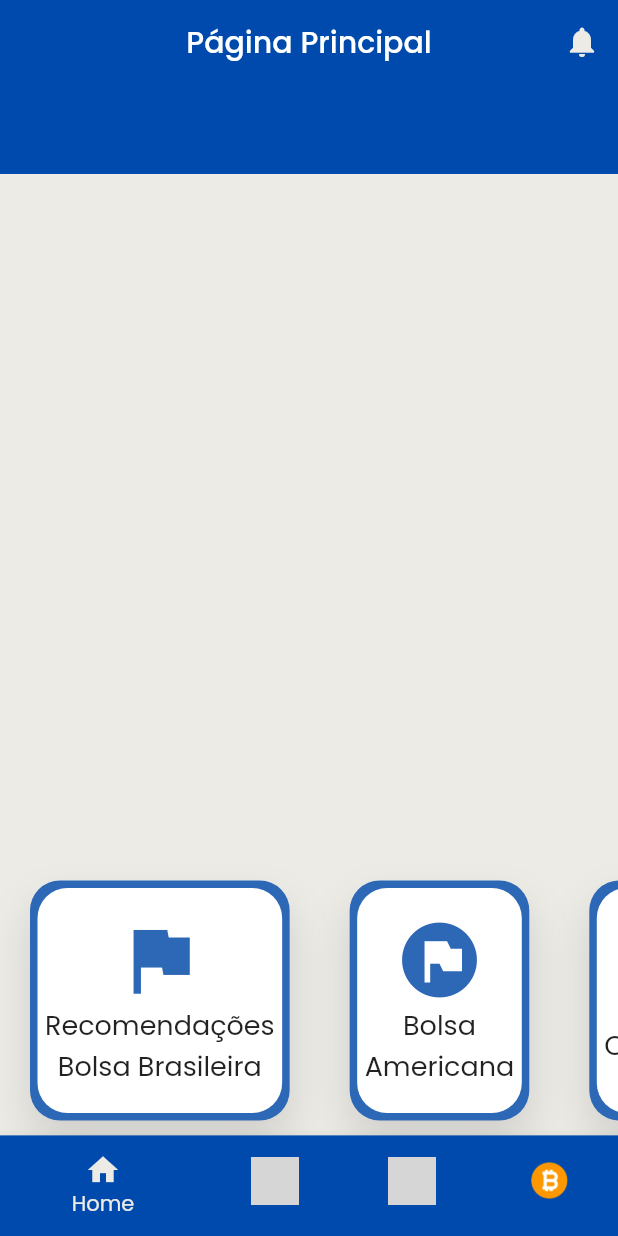
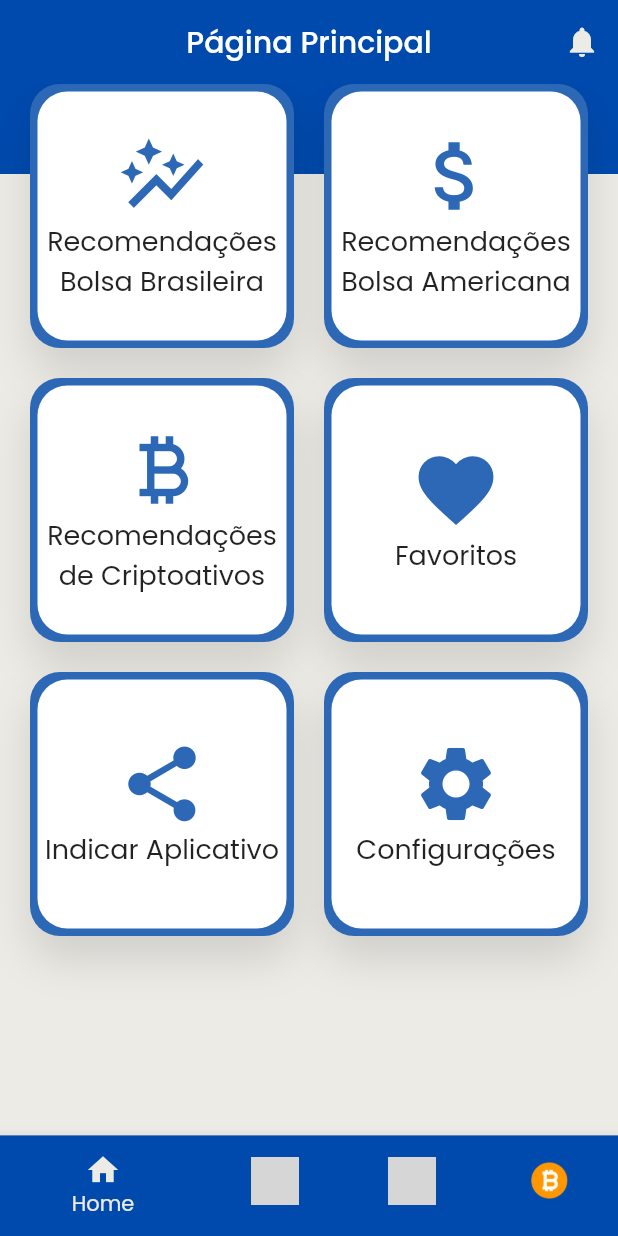
Before and after one commit to brunoalvesufu/bgb, a Flutter app: the screen it shows after launch, on a phone screen of 412 x 824 dp. Run offline on Flutter 3.47's test engine with Material 2 defaults, Android fonts, the phone set to English and light mode, and no system bars; our stand-ins replace google_fonts; missing offline and left inert: country_icons; grey boxes are pictures that could not be loaded.

Commit message:
Finalizada tela home com icones e eliminado bug de transição de icones em listas com mais de um componente.

```diff
--- a/lib/constants.dart
+++ b/lib/constants.dart
@@ -1,4 +1,10 @@
+import 'package:bgb/screens/calls_brazil.dart';
+import 'package:bgb/screens/calls_cripto.dart';
+import 'package:bgb/screens/calls_favorites.dart';
+import 'package:bgb/screens/calls_usa.dart';
 import 'package:bgb/screens/components/icon_card%20.dart';
+import 'package:bgb/screens/config_screen.dart';
+import 'package:bgb/screens/share_screen.dart';
 import 'package:flutter/material.dart';
 
 const kBackgroundColor = Color(0xFFECEBE6);
@@ -24,16 +30,52 @@ const kDefaultShadow = BoxShadow(
 
 const IconCard iconBR = IconCard(
   title: 'Recomendações\nBolsa Brasileira',
-  icon: Icons.flag,
+  icon: Icons.auto_graph,
   cardBackColor: kSecondaryColor,
+  whereTo: CallsScreenBr(
+    returning: true,
+  ),
 );
 const IconCard iconUS = IconCard(
-    title: 'Bolsa\nAmericana',
-    icon: Icons.flag_circle,
-    cardBackColor: kSecondaryColor);
+  title: 'Recomendações\nBolsa Americana',
+  icon: Icons.attach_money,
+  cardBackColor: kSecondaryColor,
+  whereTo: CallsScreenUs(
+    returning: true,
+  ),
+);
 const IconCard iconCP = IconCard(
-    title: 'Criptoativos',
-    icon: Icons.flag_circle_outlined,
-    cardBackColor: kSecondaryColor);
+  title: 'Recomendações\nde Criptoativos',
+  icon: Icons.currency_bitcoin,
+  cardBackColor: kSecondaryColor,
+  whereTo: CallsScreenCp(
+    returning: true,
+  ),
+);
+const IconCard iconFV = IconCard(
+  title: 'Favoritos',
+  icon: Icons.favorite,
+  cardBackColor: kSecondaryColor,
+  whereTo: CallsFavorites(),
+);
+const IconCard iconCM = IconCard(
+  title: 'Indicar Aplicativo',
+  icon: Icons.share,
+  cardBackColor: kSecondaryColor,
+  whereTo: ShareScreen(),
+);
+const IconCard iconCG = IconCard(
+  title: 'Configurações',
+  icon: Icons.settings,
+  cardBackColor: kSecondaryColor,
+  whereTo: ConfigScreen(),
+);
 
-const List<IconCard> iconsList = [iconBR, iconUS, iconCP];
+const List<IconCard> iconsList = [
+  iconBR,
+  iconUS,
+  iconCP,
+  iconFV,
+  iconCM,
+  iconCG
+];
--- a/lib/main.dart
+++ b/lib/main.dart
@@ -2,11 +2,15 @@
 
 import 'package:bgb/screens/mainpage.dart';
 import 'package:flutter/material.dart';
+import 'package:flutter/services.dart';
 import 'package:google_fonts/google_fonts.dart';
 import 'constants.dart';
 
 void main() {
-  runApp(const MyApp());
+  WidgetsFlutterBinding.ensureInitialized();
+
+  SystemChrome.setPreferredOrientations([DeviceOrientation.portraitUp])
+      .then((value) => runApp(MyApp()));
 }
 
 class MyApp extends StatelessWidget {
--- a/lib/screens/components/call_card.dart
+++ b/lib/screens/components/call_card.dart
@@ -59,7 +59,7 @@ class CallCard extends StatelessWidget {
                       SizedBox(
                         height: 30,
                         child: Hero(
-                          tag: 'companyLogo',
+                          tag: call.companyCode,
                           child: Image.asset(call.companyIcon),
                         ),
                       ),
--- a/lib/screens/components/icon_card .dart
+++ b/lib/screens/components/icon_card .dart
@@ -6,32 +6,26 @@ import 'package:flutter/material.dart';
 class IconCard extends StatelessWidget {
   const IconCard(
       {Key? key,
-      this.press,
       this.cardBackColor,
       required this.title,
-      required this.icon})
+      required this.icon,
+      required this.whereTo})
       : super(key: key);
 
-  final void Function()? press;
+  final Widget whereTo;
   final Color? cardBackColor;
   final String title;
   final IconData icon;
 
   @override
   Widget build(BuildContext context) {
-    return Container(
-      margin: EdgeInsets.symmetric(
-        horizontal: kDefaultPadding,
-        vertical: kDefaultPadding / 2,
-      ),
-      height: 180,
-      child: InkWell(
-        onTap: press,
-        child: Stack(
-          alignment: Alignment.bottomLeft,
-          children: <Widget>[
-            Container(
-              height: 160,
+    return InkWell(
+      onTap: () {
+        Navigator.push(
+            context, MaterialPageRoute(builder: (context) => whereTo));
+      },
+      child: Container(
+        // height: 160,
         decoration: BoxDecoration(
           borderRadius: BorderRadius.circular(20),
           color: cardBackColor,
@@ -41,8 +35,7 @@ class IconCard extends StatelessWidget {
           margin: EdgeInsets.all(5),
           padding: EdgeInsets.all(kDefaultPadding / 4),
           decoration: BoxDecoration(
-                    color: Colors.white,
-                    borderRadius: BorderRadius.circular(20)),
+              color: Colors.white, borderRadius: BorderRadius.circular(20)),
           child: Column(
             mainAxisAlignment: MainAxisAlignment.center,
             children: <Widget>[
@@ -60,9 +53,6 @@ class IconCard extends StatelessWidget {
           ),
         ),
       ),
-          ],
-        ),
-      ),
     );
   }
 }
--- a/lib/screens/detail_screen.dart
+++ b/lib/screens/detail_screen.dart
@@ -66,7 +66,7 @@ class _DetailScreenState extends State<DetailScreen> {
                       child: SizedBox(
                         height: 45,
                         child: Hero(
-                          tag: 'companyLogo',
+                          tag: widget.call.companyCode,
                           child: Image.asset(widget.call.companyIcon),
                         ),
                       ),
--- a/lib/screens/homepage.dart
+++ b/lib/screens/homepage.dart
@@ -1,6 +1,7 @@
 // ignore_for_file: prefer_const_constructors, prefer_const_literals_to_create_immutables
 
 import 'package:bgb/constants.dart';
+import 'package:bgb/screens/components/icon_card%20.dart';
 import 'package:flutter/material.dart';
 
 class HomePage extends StatelessWidget {
@@ -32,13 +33,31 @@ class HomePage extends StatelessWidget {
           color: kPrimaryColor,
           height: 60,
         ),
-        ListView.builder(
-          itemCount: iconsList.length,
-          itemBuilder: (context, index) {
-            return iconsList[index];
-          },
-          scrollDirection: Axis.horizontal,
+        Padding(
+          padding: const EdgeInsets.symmetric(horizontal: kDefaultPadding),
+          child: GridView.builder(
+            itemCount: iconsList.length,
+            gridDelegate: SliverGridDelegateWithFixedCrossAxisCount(
+              crossAxisCount: 2,
+              mainAxisSpacing: kDefaultPadding,
+              crossAxisSpacing: kDefaultPadding,
+              childAspectRatio: 1,
+            ),
+            itemBuilder: (context, index) => IconCard(
+              title: iconsList[index].title,
+              icon: iconsList[index].icon,
+              cardBackColor: iconsList[index].cardBackColor,
+              whereTo: iconsList[index].whereTo,
+            ),
+          ),
         )
+        // ListView.builder(
+        //   itemCount: iconsList.length,
+        //   itemBuilder: (context, index) {
+        //     return iconsList[index];
+        //   },
+        //   scrollDirection: Axis.horizontal,
+        // )
       ]),
     );
   }
--- a/lib/screens/mainpage.dart
+++ b/lib/screens/mainpage.dart
@@ -22,9 +22,15 @@ class _MainPageState extends State<MainPage> {
 
   static const List<Widget> _widgetOptions = <Widget>[
     HomePage(),
-    CallsScreenBr(),
-    CallsScreenUs(),
-    CallsScreenCp(),
+    CallsScreenBr(
+      returning: false,
+    ),
+    CallsScreenUs(
+      returning: false,
+    ),
+    CallsScreenCp(
+      returning: false,
+    ),
   ];
 
   final double iconSize = 32;
```
Also changed, not shown: lib/screens/calls_brazil.dart (+17 -3 lines), lib/screens/calls_cripto.dart (+23 -6 lines), lib/screens/calls_favorites.dart (added, +12 -0 lines), lib/screens/calls_usa.dart (+23 -6 lines), lib/screens/config_screen.dart (added, +12 -0 lines), lib/screens/share_screen.dart (added, +12 -0 lines), 3 other files. Lines whose indentation alone changed are shown as unchanged.
